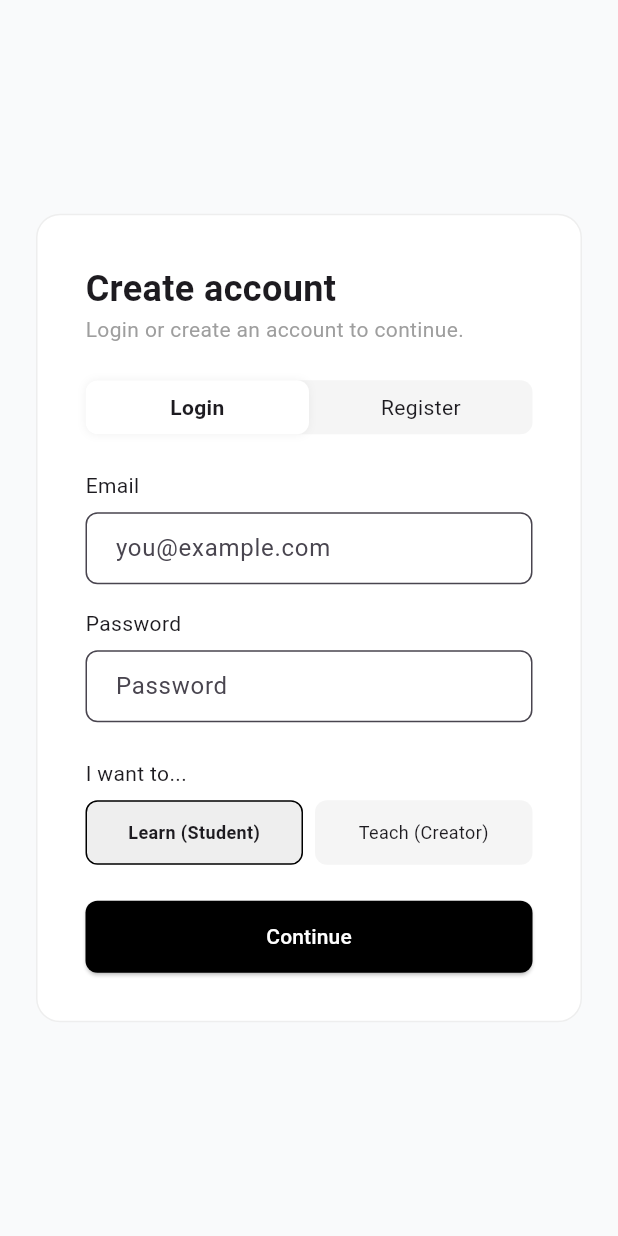
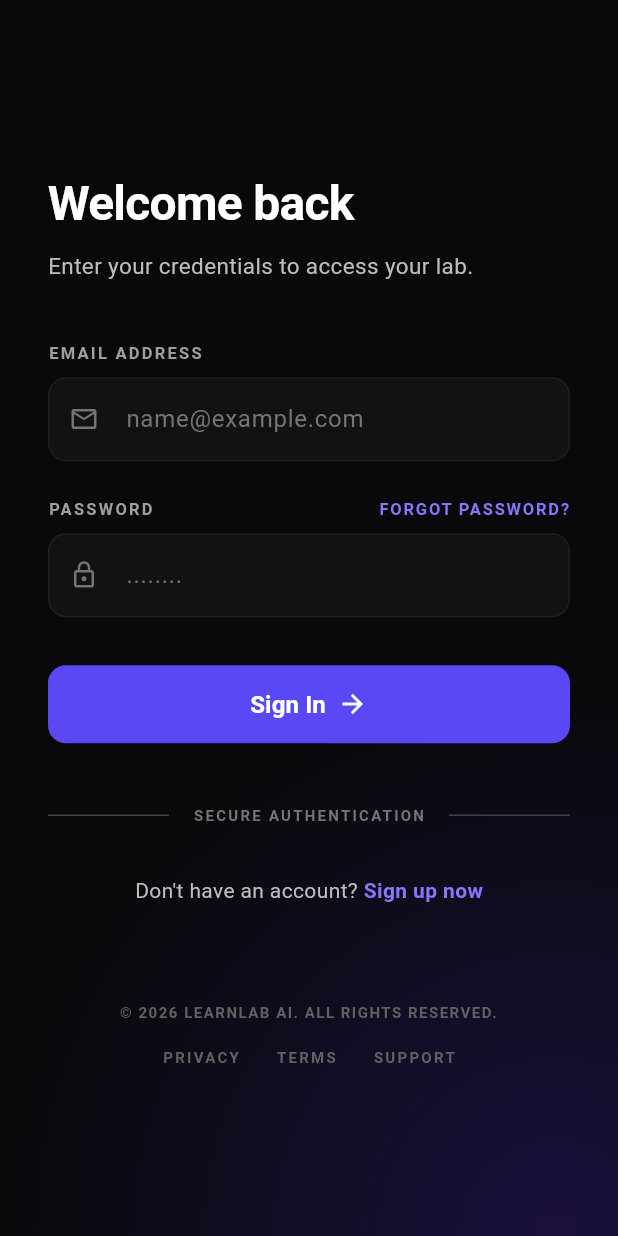
Before and after one commit to pimwaree-pulkasem/Learning_test01, a Flutter app: the screen it shows after launch, on a phone screen of 412 x 824 dp. Run offline on Flutter 3.47's test engine with Material 3 defaults, Android fonts, the phone set to English and light mode, and no system bars; our stand-ins replace go_router, shared_preferences, supabase_flutter; accounts and stored records are empty.

Commit message:
Update login_screen.dart

```diff
--- a/lib/login_screen.dart
+++ b/lib/login_screen.dart
@@ -37,7 +37,8 @@ class _LoginScreenState extends State<LoginScreen> {
       // โค้ดเดิม
       final prefs = await SharedPreferences.getInstance();
       await prefs.setBool('isLoggedIn', true);
-      await prefs.setString('userRole', selectedRole);
+      final role = await _authService.fetchCurrentUserRole();
+      await prefs.setString('userRole', role);
 
       if (mounted) context.go('/dashboard');
     } catch (e) {
@@ -70,6 +71,7 @@ class _LoginScreenState extends State<LoginScreen> {
         _emailController.text.trim(),
         _passwordController.text.trim(),
       );
+      await _authService.upsertCurrentUserProfileRole(role: selectedRole);
 
       if (mounted) {
         ScaffoldMessenger.of(
@@ -94,176 +96,305 @@ class _LoginScreenState extends State<LoginScreen> {
   @override
   Widget build(BuildContext context) {
     return Scaffold(
-      backgroundColor: const Color(0xFFF9FAFB),
-      body: Center(
+      backgroundColor: const Color(0xFF09090B),
+      body: Container(
+        decoration: const BoxDecoration(
+          gradient: RadialGradient(
+            center: Alignment(0.8, 1.0),
+            radius: 1.5,
+            colors: [
+              Color(0xFF1A103C), // Dark purple glow
+              Color(0xFF09090B), // Background
+            ],
+            stops: [0.0, 0.6],
+          ),
+        ),
+        child: Center(
           child: SingleChildScrollView(
             child: Container(
-            constraints: const BoxConstraints(maxWidth: 400),
-            margin: const EdgeInsets.symmetric(horizontal: 24),
-            padding: const EdgeInsets.all(32),
-            decoration: BoxDecoration(
-              color: Colors.white,
-              borderRadius: BorderRadius.circular(16),
-              border: Border.all(color: Colors.grey.shade200),
-            ),
+              constraints: const BoxConstraints(maxWidth: 420),
+              padding: const EdgeInsets.symmetric(horizontal: 32, vertical: 48),
               child: Column(
                 mainAxisSize: MainAxisSize.min,
-              crossAxisAlignment: CrossAxisAlignment.start,
+                crossAxisAlignment: CrossAxisAlignment.stretch,
                 children: [
-                const Text(
-                  "Create account",
-                  style: TextStyle(fontSize: 24, fontWeight: FontWeight.bold),
+                  Text(
+                    _isLoginMode ? "Welcome back" : "Create account",
+                    style: const TextStyle(
+                      fontSize: 32,
+                      fontWeight: FontWeight.bold,
+                      color: Colors.white,
+                      letterSpacing: -0.5,
                     ),
-                const Text(
-                  "Login or create an account to continue.",
-                  style: TextStyle(color: Colors.grey),
                   ),
-                const SizedBox(height: 24),
-                // Login / Register Toggle 5/12/2026
-                Container(
-                  decoration: BoxDecoration(
-                    color: Colors.grey.shade100,
-                    borderRadius: BorderRadius.circular(8),
+                  const SizedBox(height: 8),
+                  Text(
+                    _isLoginMode
+                        ? "Enter your credentials to access your lab."
+                        : "Enter your details to create a new lab account.",
+                    style: TextStyle(color: Colors.grey.shade400, fontSize: 15),
                   ),
-                  child: Row(
-                    children: [
-                      Expanded(
-                        child: GestureDetector(
-                          onTap: () => setState(
-                            () => _isLoginMode = true,
+                  const SizedBox(height: 40),
+                  Text(
+                    "EMAIL ADDRESS",
+                    style: TextStyle(
+                      color: Colors.grey.shade500,
+                      fontSize: 11,
+                      fontWeight: FontWeight.bold,
+                      letterSpacing: 1.5,
                     ),
-                          child: Container(
-                            padding: const EdgeInsets.all(8),
-                            alignment: Alignment.center,
-                            decoration: BoxDecoration(
-                              color: _isLoginMode
-                                  ? Colors.white
-                                  : Colors.transparent,
-                              borderRadius: BorderRadius.circular(8),
-                              boxShadow: _isLoginMode
-                                  ? [
-                                      BoxShadow(
-                                        color: Colors.black.withOpacity(0.05),
-                                        blurRadius: 4,
                   ),
-                                    ]
-                                  : [],
+                  const SizedBox(height: 8),
+                  TextField(
+                    controller: _emailController,
+                    style: const TextStyle(color: Colors.white),
+                    decoration: InputDecoration(
+                      hintText: "name@example.com",
+                      hintStyle: TextStyle(color: Colors.grey.shade600),
+                      prefixIcon: Icon(
+                        Icons.mail_outline,
+                        color: Colors.grey.shade600,
+                        size: 20,
                       ),
-                            child: Text(
-                              "Login",
-                              style: TextStyle(
-                                fontWeight: _isLoginMode
-                                    ? FontWeight.bold
-                                    : FontWeight.normal,
+                      filled: true,
+                      fillColor: const Color(0xFF121214),
+                      border: OutlineInputBorder(
+                        borderRadius: BorderRadius.circular(12),
+                        borderSide: BorderSide.none,
+                      ),
+                      enabledBorder: OutlineInputBorder(
+                        borderRadius: BorderRadius.circular(12),
+                        borderSide: BorderSide(
+                          color: Colors.white.withOpacity(0.05),
+                        ),
+                      ),
+                      focusedBorder: OutlineInputBorder(
+                        borderRadius: BorderRadius.circular(12),
+                        borderSide: const BorderSide(color: Color(0xFF5A48F5)),
+                      ),
+                      contentPadding: const EdgeInsets.symmetric(
+                        horizontal: 16,
+                        vertical: 16,
                       ),
                     ),
                   ),
+                  const SizedBox(height: 24),
+                  Row(
+                    mainAxisAlignment: MainAxisAlignment.spaceBetween,
+                    children: [
+                      Text(
+                        "PASSWORD",
+                        style: TextStyle(
+                          color: Colors.grey.shade500,
+                          fontSize: 11,
+                          fontWeight: FontWeight.bold,
+                          letterSpacing: 1.5,
                         ),
                       ),
+                      if (_isLoginMode)
+                        Text(
+                          "FORGOT PASSWORD?",
+                          style: TextStyle(
+                            color: const Color(0xFF8B75FF),
+                            fontSize: 11,
+                            fontWeight: FontWeight.bold,
+                            letterSpacing: 1.2,
+                          ),
+                        ),
+                    ],
+                  ),
+                  const SizedBox(height: 8),
+                  TextField(
+                    controller: _passwordController,
+                    obscureText: true,
+                    style: const TextStyle(color: Colors.white),
+                    decoration: InputDecoration(
+                      hintText: "........",
+                      hintStyle: TextStyle(color: Colors.grey.shade600),
+                      prefixIcon: Icon(
+                        Icons.lock_outline,
+                        color: Colors.grey.shade600,
+                        size: 20,
+                      ),
+                      filled: true,
+                      fillColor: const Color(0xFF121214),
+                      border: OutlineInputBorder(
+                        borderRadius: BorderRadius.circular(12),
+                        borderSide: BorderSide.none,
+                      ),
+                      enabledBorder: OutlineInputBorder(
+                        borderRadius: BorderRadius.circular(12),
+                        borderSide: BorderSide(
+                          color: Colors.white.withOpacity(0.05),
+                        ),
+                      ),
+                      focusedBorder: OutlineInputBorder(
+                        borderRadius: BorderRadius.circular(12),
+                        borderSide: const BorderSide(color: Color(0xFF5A48F5)),
+                      ),
+                      contentPadding: const EdgeInsets.symmetric(
+                        horizontal: 16,
+                        vertical: 16,
+                      ),
+                    ),
+                  ),
+                  if (!_isLoginMode) ...[
+                    const SizedBox(height: 24),
+                    Text(
+                      "I WANT TO...",
+                      style: TextStyle(
+                        color: Colors.grey.shade500,
+                        fontSize: 11,
+                        fontWeight: FontWeight.bold,
+                        letterSpacing: 1.5,
+                      ),
+                    ),
+                    const SizedBox(height: 8),
+                    Row(
+                      children: [
                         Expanded(
+                          child: _roleButton("Learn (Student)", 'student'),
+                        ),
+                        const SizedBox(width: 12),
+                        Expanded(
+                          child: _roleButton("Teach (Creator)", 'creator'),
+                        ),
+                      ],
+                    ),
+                  ],
+                  const SizedBox(height: 32),
+                  SizedBox(
+                    height: 52,
+                    child: ElevatedButton(
+                      onPressed: _isLoading
+                          ? null
+                          : (_isLoginMode ? _handleLogin : _handleRegister),
+                      style: ElevatedButton.styleFrom(
+                        backgroundColor: const Color(0xFF5A48F5),
+                        foregroundColor: Colors.white,
+                        shape: RoundedRectangleBorder(
+                          borderRadius: BorderRadius.circular(12),
+                        ),
+                        elevation: 0,
+                      ),
+                      child: _isLoading
+                          ? const SizedBox(
+                              height: 20,
+                              width: 20,
+                              child: CircularProgressIndicator(
+                                color: Colors.white,
+                                strokeWidth: 2,
+                              ),
+                            )
+                          : Row(
+                              mainAxisAlignment: MainAxisAlignment.center,
+                              children: [
+                                Text(
+                                  _isLoginMode ? "Sign In" : "Sign Up",
+                                  style: const TextStyle(
+                                    fontSize: 16,
+                                    fontWeight: FontWeight.bold,
+                                  ),
+                                ),
+                                const SizedBox(width: 8),
+                                const Icon(Icons.arrow_forward, size: 20),
+                              ],
+                            ),
+                    ),
+                  ),
+                  const SizedBox(height: 40),
+                  Row(
+                    children: [
+                      Expanded(child: Divider(color: Colors.grey.shade800)),
+                      Padding(
+                        padding: const EdgeInsets.symmetric(horizontal: 16),
+                        child: Text(
+                          "SECURE AUTHENTICATION",
+                          style: TextStyle(
+                            color: Colors.grey.shade600,
+                            fontSize: 10,
+                            fontWeight: FontWeight.bold,
+                            letterSpacing: 1.5,
+                          ),
+                        ),
+                      ),
+                      Expanded(child: Divider(color: Colors.grey.shade800)),
+                    ],
+                  ),
+                  const SizedBox(height: 32),
+                  Row(
+                    mainAxisAlignment: MainAxisAlignment.center,
+                    children: [
+                      Text(
+                        _isLoginMode
+                            ? "Don't have an account? "
+                            : "Already have an account? ",
+                        style: TextStyle(color: Colors.grey.shade400),
+                      ),
+                      MouseRegion(
+                        cursor: SystemMouseCursors.click,
                         child: GestureDetector(
-                          onTap: () => setState(
-                            () => _isLoginMode = false,
-                          ),
-                          child: Container(
-                            padding: const EdgeInsets.all(8),
-                            alignment: Alignment.center,
-                            decoration: BoxDecoration(
-                              color: !_isLoginMode
-                                  ? Colors.white
-                                  : Colors.transparent,
-                              borderRadius: BorderRadius.circular(8),
-                              boxShadow: !_isLoginMode
-                                  ? [
-                                      BoxShadow(
-                                        color: Colors.black.withOpacity(0.05),
-                                        blurRadius: 4,
-                                      ),
-                                    ]
-                                  : [],
-                            ),
+                          onTap: () =>
+                              setState(() => _isLoginMode = !_isLoginMode),
                           child: Text(
-                              "Register",
-                              style: TextStyle(
-                                fontWeight: !_isLoginMode
-                                    ? FontWeight.bold
-                                    : FontWeight.normal,
-                              ),
+                            _isLoginMode ? "Sign up now" : "Sign in now",
+                            style: const TextStyle(
+                              color: Color(0xFF8B75FF),
+                              fontWeight: FontWeight.bold,
                             ),
                           ),
                         ),
                       ),
                     ],
                   ),
-              ),// สิ้นสุด Toggle
-                const SizedBox(height: 24),
-                const Text("Email"),
-                const SizedBox(height: 8),
-                TextField(
-                  controller: _emailController, // เพิ่ม Controller 5/12/2026
-                  decoration: InputDecoration(
-                    hintText: "you@example.com",
-                    filled: true,
-                    fillColor: Colors.white,
-                    border: OutlineInputBorder(
-                      borderRadius: BorderRadius.circular(8),
-                      borderSide: BorderSide(color: Colors.grey.shade300),
-                    ),
-                    contentPadding: const EdgeInsets.symmetric(
-                      horizontal: 16,
-                      vertical: 12,
-                    ),
+                  const SizedBox(height: 64),
+                  Text(
+                    "© 2026 LEARNLAB AI. ALL RIGHTS RESERVED.",
+                    textAlign: TextAlign.center,
+                    style: TextStyle(
+                      color: Colors.grey.shade700,
+                      fontSize: 10,
+                      fontWeight: FontWeight.bold,
+                      letterSpacing: 1.0,
                     ),
                   ),
                   const SizedBox(height: 16),
-                const Text("Password"),
-                const SizedBox(height: 8),
-                TextField(
-                  controller: _passwordController, // เพิ่ม Controller 5/12/2026
-                  obscureText: true,
-                  decoration: InputDecoration(
-                    hintText: "Password",
-                    filled: true,
-                    fillColor: Colors.white,
-                    border: OutlineInputBorder(
-                      borderRadius: BorderRadius.circular(8),
-                      borderSide: BorderSide(color: Colors.grey.shade300),
-                    ),
-                    contentPadding: const EdgeInsets.symmetric(
-                      horizontal: 16,
-                      vertical: 12,
+                  Row(
+                    mainAxisAlignment: MainAxisAlignment.center,
+                    children: [
+                      Text(
+                        "PRIVACY",
+                        style: TextStyle(
+                          color: Colors.grey.shade700,
+                          fontSize: 10,
+                          fontWeight: FontWeight.bold,
+                          letterSpacing: 1.5,
                         ),
                       ),
-                ),
-                const SizedBox(height: 24),
-                const Text("I want to..."),
-                const SizedBox(height: 8),
-                Row(
-                  children: [
-                    Expanded(child: _roleButton("Learn (Student)", 'student')),
-                    const SizedBox(width: 8),
-                    Expanded(child: _roleButton("Teach (Creator)", 'creator')),
-                  ],
-                ),
-                const SizedBox(height: 24),
-                SizedBox(
-                  width: double.infinity,
-                  height: 48,
-                  child: ElevatedButton(
-                    onPressed: _isLoginMode ? _handleLogin : _handleRegister,
-                    style: ElevatedButton.styleFrom(
-                      backgroundColor: Colors.black,
-                      shape: RoundedRectangleBorder(
-                        borderRadius: BorderRadius.circular(8),
+                      const SizedBox(width: 24),
+                      Text(
+                        "TERMS",
+                        style: TextStyle(
+                          color: Colors.grey.shade700,
+                          fontSize: 10,
+                          fontWeight: FontWeight.bold,
+                          letterSpacing: 1.5,
                         ),
                       ),
-                    child: const Text(
-                      "Continue",
-                      style: TextStyle(color: Colors.white),
-                    ),
+                      const SizedBox(width: 24),
+                      Text(
+                        "SUPPORT",
+                        style: TextStyle(
+                          color: Colors.grey.shade700,
+                          fontSize: 10,
+                          fontWeight: FontWeight.bold,
+                          letterSpacing: 1.5,
                         ),
                       ),
                     ],
+                  ),
+                ],
+              ),
             ),
           ),
         ),
@@ -273,27 +404,36 @@ class _LoginScreenState extends State<LoginScreen> {
 
   Widget _roleButton(String title, String role) {
     bool isSelected = selectedRole == role;
-    return InkWell(
+    return MouseRegion(
+      cursor: SystemMouseCursors.click,
+      child: GestureDetector(
         onTap: () => setState(() => selectedRole = role),
         child: Container(
-        padding: const EdgeInsets.symmetric(vertical: 12),
+          padding: const EdgeInsets.symmetric(vertical: 14),
           alignment: Alignment.center,
           decoration: BoxDecoration(
-          color: isSelected ? Colors.grey.shade200 : Colors.grey.shade100,
-          borderRadius: BorderRadius.circular(8),
+            color: isSelected
+                ? const Color(0xFF2A2A35)
+                : const Color(0xFF121214),
+            borderRadius: BorderRadius.circular(12),
             border: Border.all(
-            color: isSelected ? Colors.black : Colors.transparent,
+              color: isSelected
+                  ? const Color(0xFF5A48F5)
+                  : Colors.white.withOpacity(0.05),
+              width: 1.5,
             ),
           ),
           child: Text(
             title,
             style: TextStyle(
               fontSize: 12,
+              color: isSelected ? Colors.white : Colors.grey.shade400,
               fontWeight: isSelected ? FontWeight.bold : FontWeight.normal,
             ),
             textAlign: TextAlign.center,
           ),
         ),
+      ),
     );
   }
 }
```
Lines whose indentation alone changed are shown as unchanged.
